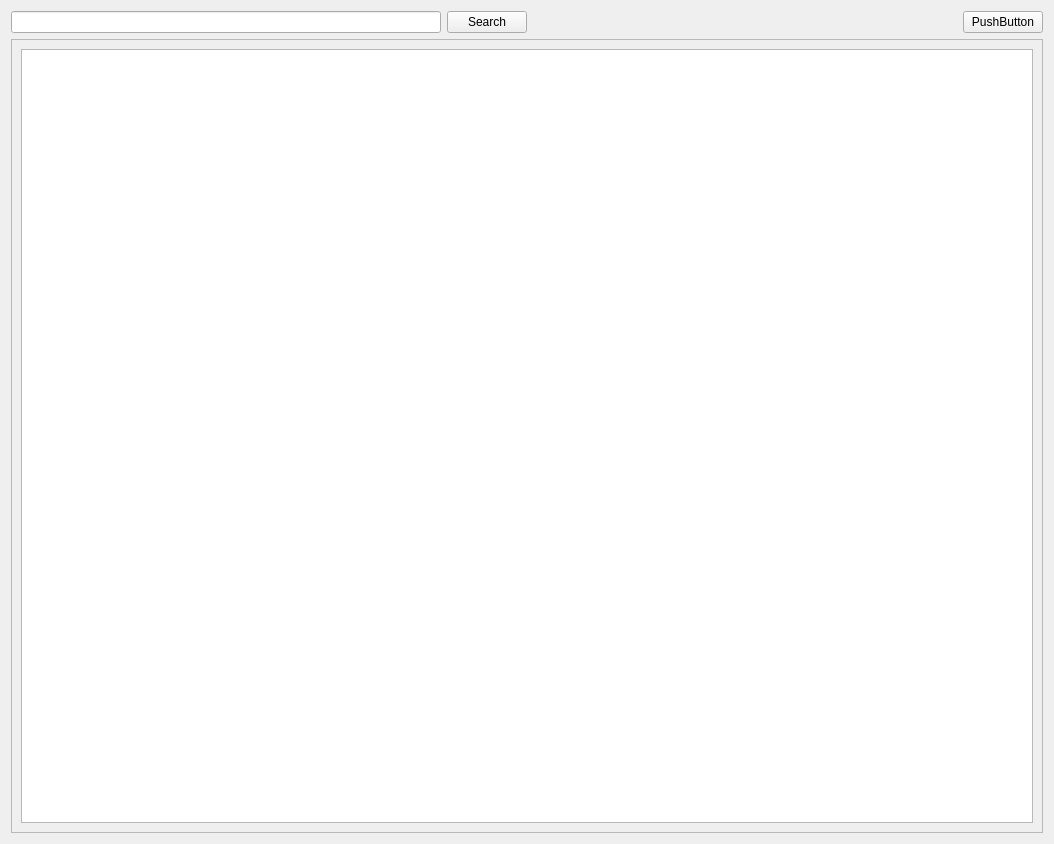
The window that ui/widgets/employeeWidget.ui (ahmedivy/hr-ms) describes before a commit, drawn with Qt 5.
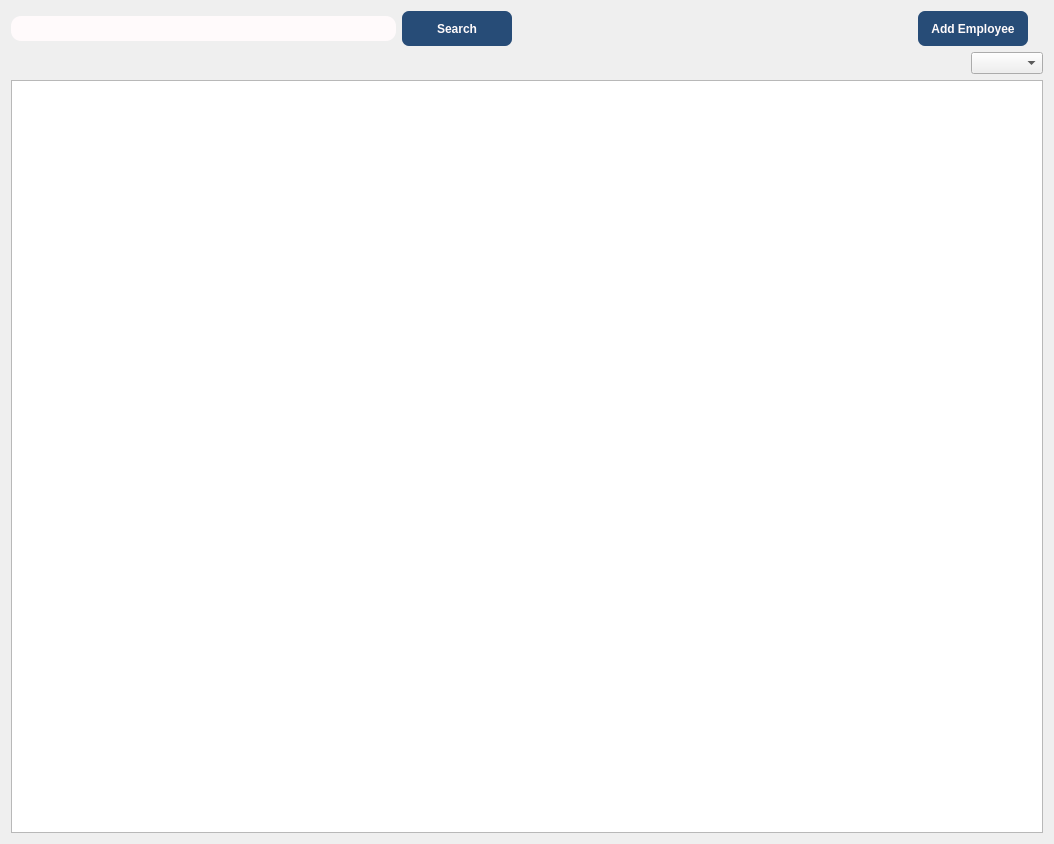
The same window after the commit.

Diff of the .ui file:
```diff
--- a/ui/widgets/employeeWidget.ui
+++ b/ui/widgets/employeeWidget.ui
@@ -19,10 +19,47 @@
      <item>
       <layout class="QHBoxLayout" name="titleBar">
        <item>
-        <widget class="QLineEdit" name="searchField"/>
+        <widget class="QLineEdit" name="searchField">
+         <property name="styleSheet">
+          <string notr="true">background-color:#FFFAFB;
+border-radius:10px;
+width:250px;
+height: 25px;
+margin: 3px 0;</string>
+         </property>
+        </widget>
        </item>
        <item>
         <widget class="QPushButton" name="searchButton">
+         <property name="styleSheet">
+          <string notr="true">QPushButton{
+background-color: #274c77;
+color:#FFFAFB;
+font:bold;
+padding: 5px;
+border-radius:7px;
+width: 100px;
+margin-right:15px;
+height: 25px;
+}
+
+QPushButton:hover {
+  background-color: #4cc9f0;
+  color:black;
+font:bold;
+padding: 5px;
+border-radius:7px;
+}
+
+QPushButton:clicked{
+ background-color: rgb(255, 233, 67);
+  color:black;
+font:bold;
+padding: 3px;
+border-radius:10px;
+
+}</string>
+         </property>
          <property name="text">
           <string>Search</string>
          </property>
@@ -42,31 +79,69 @@
         </spacer>
        </item>
        <item>
-        <widget class="QPushButton" name="pushButton_2">
+        <widget class="QPushButton" name="addButton">
+         <property name="styleSheet">
+          <string notr="true">QPushButton{
+background-color: #274c77;
+color:#FFFAFB;
+font:bold;
+padding: 5px;
+border-radius:7px;
+width: 100px;
+margin-right:15px;
+height: 25px;
+}
+
+QPushButton:hover {
+  background-color: #4cc9f0;
+  color:black;
+font:bold;
+padding: 5px;
+border-radius:7px;
+}
+
+QPushButton:clicked{
+ background-color: rgb(255, 233, 67);
+  color:black;
+font:bold;
+padding: 3px;
+border-radius:10px;
+
+}</string>
+         </property>
          <property name="text">
-          <string>PushButton</string>
+          <string>Add Employee</string>
          </property>
         </widget>
        </item>
       </layout>
      </item>
      <item>
-      <widget class="QFrame" name="tableFrame">
-       <property name="frameShape">
-        <enum>QFrame::StyledPanel</enum>
-       </property>
-       <property name="frameShadow">
-        <enum>QFrame::Raised</enum>
-       </property>
-       <layout class="QHBoxLayout" name="horizontalLayout">
-        <property name="leftMargin">
-         <number>9</number>
-        </property>
-        <item>
-         <widget class="QTableView" name="tableView"/>
-        </item>
-       </layout>
-      </widget>
+      <layout class="QVBoxLayout" name="tableLayout" stretch="1,8">
+       <item>
+        <layout class="QHBoxLayout" name="filterBar">
+         <item>
+          <spacer name="horizontalSpacer">
+           <property name="orientation">
+            <enum>Qt::Horizontal</enum>
+           </property>
+           <property name="sizeHint" stdset="0">
+            <size>
+             <width>40</width>
+             <height>20</height>
+            </size>
+           </property>
+          </spacer>
+         </item>
+         <item>
+          <widget class="QComboBox" name="orgField"/>
+         </item>
+        </layout>
+       </item>
+       <item>
+        <widget class="QTableView" name="tableView"/>
+       </item>
+      </layout>
      </item>
     </layout>
    </item>
```
